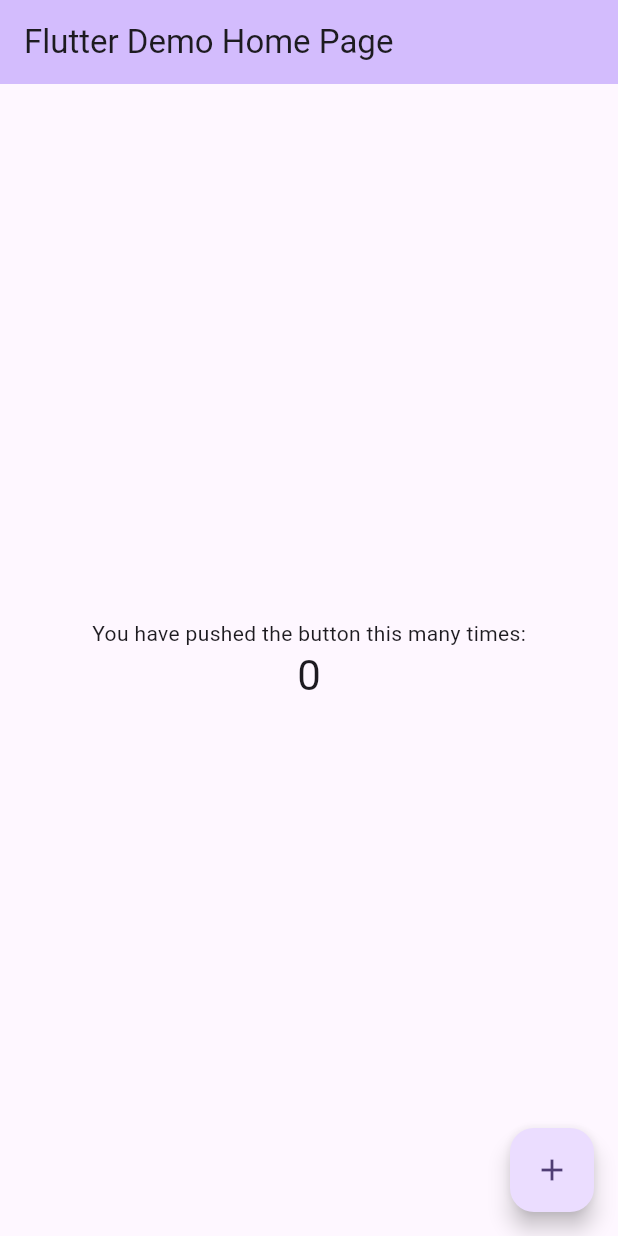
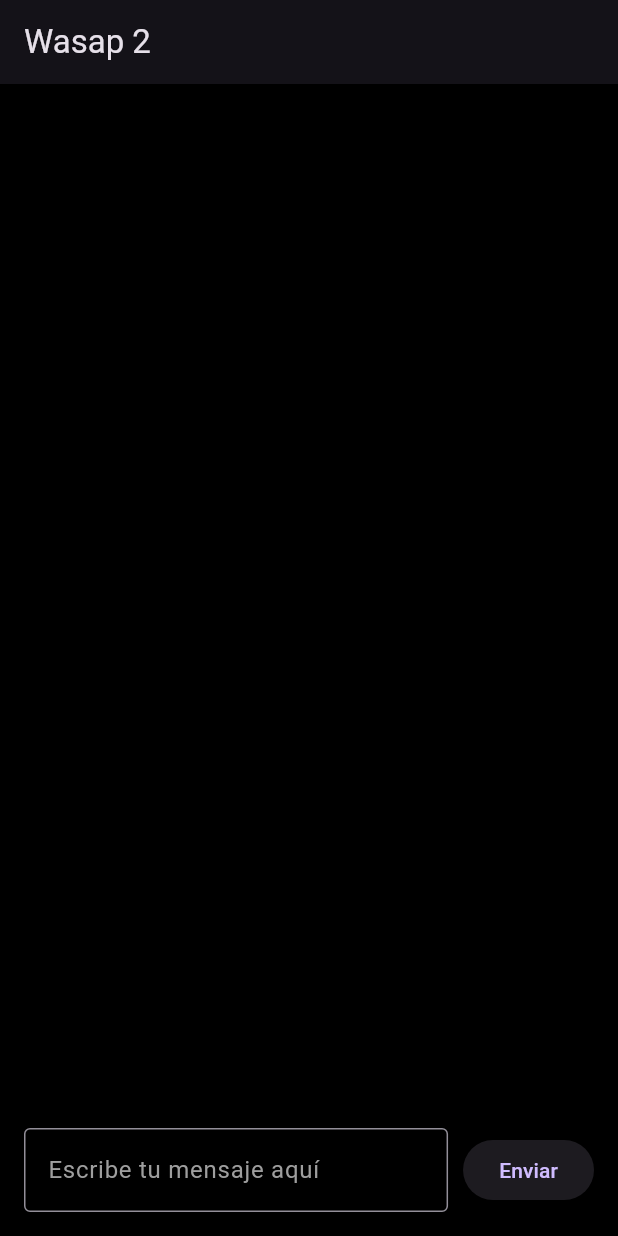
Before and after one commit to LuisChito/yes_no_app_4sa, a Flutter app: the screen it shows after launch, on a phone screen of 412 x 824 dp. Run offline on Flutter 3.47's test engine with Material 3 defaults, Android fonts, the phone set to English and light mode, and no system bars.

Commit message:
Initial commit

```diff
--- a/lib/main.dart
+++ b/lib/main.dart
@@ -1,125 +1,141 @@
+import 'dart:math';
 import 'package:flutter/material.dart';
+import 'package:http/http.dart' as http;
+import 'dart:convert';
 
 void main() {
-  runApp(const MyApp());
+  runApp(MyApp());
 }
 
 class MyApp extends StatelessWidget {
-  const MyApp({super.key});
-
-  // This widget is the root of your application.
   @override
   Widget build(BuildContext context) {
     return MaterialApp(
-      title: 'Flutter Demo',
-      theme: ThemeData(
-        // This is the theme of your application.
-        //
-        // TRY THIS: Try running your application with "flutter run". You'll see
-        // the application has a purple toolbar. Then, without quitting the app,
-        // try changing the seedColor in the colorScheme below to Colors.green
-        // and then invoke "hot reload" (save your changes or press the "hot
-        // reload" button in a Flutter-supported IDE, or press "r" if you used
-        // the command line to start the app).
-        //
-        // Notice that the counter didn't reset back to zero; the application
-        // state is not lost during the reload. To reset the state, use hot
-        // restart instead.
-        //
-        // This works for code too, not just values: Most code changes can be
-        // tested with just a hot reload.
-        colorScheme: ColorScheme.fromSeed(seedColor: Colors.deepPurple),
-        useMaterial3: true,
-      ),
-      home: const MyHomePage(title: 'Flutter Demo Home Page'),
+      title: 'Chat Simple',
+      theme: ThemeData.dark(),  // Tema oscuro
+      debugShowCheckedModeBanner: false,  // Ocultar el banner "DEBUG"
+      home: MyHomePage(),
     );
   }
 }
 
 class MyHomePage extends StatefulWidget {
-  const MyHomePage({super.key, required this.title});
-
-  // This widget is the home page of your application. It is stateful, meaning
-  // that it has a State object (defined below) that contains fields that affect
-  // how it looks.
-
-  // This class is the configuration for the state. It holds the values (in this
-  // case the title) provided by the parent (in this case the App widget) and
-  // used by the build method of the State. Fields in a Widget subclass are
-  // always marked "final".
-
-  final String title;
-
   @override
-  State<MyHomePage> createState() => _MyHomePageState();
+  _MyHomePageState createState() => _MyHomePageState();
 }
 
 class _MyHomePageState extends State<MyHomePage> {
-  int _counter = 0;
+  TextEditingController _controller = TextEditingController();
+  List<Map<String, dynamic>> _messages = [];  // Lista para almacenar los mensajes y posibles imágenes
+  Random _random = Random();
 
-  void _incrementCounter() {
+  Future<void> _sendMessage() async {
+    String userMessage = _controller.text;
+
+    // Guardar el mensaje del usuario en la lista de mensajes
     setState(() {
-      // This call to setState tells the Flutter framework that something has
-      // changed in this State, which causes it to rerun the build method below
-      // so that the display can reflect the updated values. If we changed
-      // _counter without calling setState(), then the build method would not be
-      // called again, and so nothing would appear to happen.
-      _counter++;
+      _messages.add({'sender': 'user', 'message': userMessage});
+      _controller.clear();  // Limpiar el campo de texto después de enviar el mensaje
     });
+
+    // Decidir si forzar la respuesta a "maybe" 1 de cada 10 veces
+    bool forceMaybe = _random.nextInt(10) == 9;  // 1 de cada 10 veces será true
+    String apiUrl = forceMaybe
+        ? 'https://yesno.wtf/api?force=maybe'
+        : 'https://yesno.wtf/api';
+
+    // Realizar la petición a la API
+    var url = Uri.parse(apiUrl);
+    var response = await http.get(url);
+
+    if (response.statusCode == 200) {
+      var jsonResponse = json.decode(response.body);
+      String apiResponse = jsonResponse['answer'];  // Obtener la respuesta de la API
+      String gifUrl = jsonResponse['image'];  // Obtener el GIF de la API
+
+      // Guardar la respuesta de la API y el GIF en la lista de mensajes
+      setState(() {
+        _messages.add({'sender': 'api', 'message': apiResponse, 'image': gifUrl});
+      });
+    } else {
+      // En caso de error, mostrar un mensaje de error
+      setState(() {
+        _messages.add({'sender': 'api', 'message': 'Error al conectar con la API'});
+      });
+    }
   }
 
   @override
   Widget build(BuildContext context) {
-    // This method is rerun every time setState is called, for instance as done
-    // by the _incrementCounter method above.
-    //
-    // The Flutter framework has been optimized to make rerunning build methods
-    // fast, so that you can just rebuild anything that needs updating rather
-    // than having to individually change instances of widgets.
     return Scaffold(
+      backgroundColor: Colors.black,  // Fondo negro
       appBar: AppBar(
-        // TRY THIS: Try changing the color here to a specific color (to
-        // Colors.amber, perhaps?) and trigger a hot reload to see the AppBar
-        // change color while the other colors stay the same.
-        backgroundColor: Theme.of(context).colorScheme.inversePrimary,
-        // Here we take the value from the MyHomePage object that was created by
-        // the App.build method, and use it to set our appbar title.
-        title: Text(widget.title),
+        title: Text("Wasap 2 "),
       ),
-      body: Center(
-        // Center is a layout widget. It takes a single child and positions it
-        // in the middle of the parent.
-        child: Column(
-          // Column is also a layout widget. It takes a list of children and
-          // arranges them vertically. By default, it sizes itself to fit its
-          // children horizontally, and tries to be as tall as its parent.
-          //
-          // Column has various properties to control how it sizes itself and
-          // how it positions its children. Here we use mainAxisAlignment to
-          // center the children vertically; the main axis here is the vertical
-          // axis because Columns are vertical (the cross axis would be
-          // horizontal).
-          //
-          // TRY THIS: Invoke "debug painting" (choose the "Toggle Debug Paint"
-          // action in the IDE, or press "p" in the console), to see the
-          // wireframe for each widget.
-          mainAxisAlignment: MainAxisAlignment.center,
-          children: <Widget>[
-            const Text(
-              'You have pushed the button this many times:',
+      body: Column(
+        children: [
+          Expanded(
+            child: ListView.builder(
+              reverse: true,  // Para que el mensaje más reciente aparezca abajo
+              itemCount: _messages.length,
+              itemBuilder: (context, index) {
+                final message = _messages[_messages.length - 1 - index];  // Mostrar mensajes en orden inverso
+                return Column(
+                  crossAxisAlignment: message['sender'] == 'user' ? CrossAxisAlignment.end : CrossAxisAlignment.start,
+                  children: [
+                    Container(
+                      padding: EdgeInsets.symmetric(vertical: 5, horizontal: 10),
+                      child: Container(
+                        padding: EdgeInsets.all(10),
+                        decoration: BoxDecoration(
+                          color: message['sender'] == 'user' ? Colors.blueAccent : Colors.greenAccent,
+                          borderRadius: BorderRadius.circular(10),
+                        ),
+                        child: Text(
+                          message['message']!,
+                          style: TextStyle(color: Colors.black),
+                        ),
+                      ),
+                    ),
+                    if (message['image'] != null)  // Mostrar el GIF si está disponible
+                      Padding(
+                        padding: const EdgeInsets.symmetric(horizontal: 10),
+                        child: Image.network(
+                          message['image'],
+                          width: 150,
+                          height: 150,
+                        ),
+                      ),
+                  ],
+                );
+              },
             ),
-            Text(
-              '$_counter',
-              style: Theme.of(context).textTheme.headlineMedium,
+          ),
+          Padding(
+            padding: const EdgeInsets.all(16.0),
+            child: Row(
+              children: [
+                Expanded(
+                  child: TextField(
+                    controller: _controller,
+                    style: TextStyle(color: Colors.white),  // Texto en blanco
+                    decoration: InputDecoration(
+                      hintText: "Escribe tu mensaje aquí",
+                      hintStyle: TextStyle(color: Colors.grey),  // Placeholder en gris
+                      border: OutlineInputBorder(),
+                    ),
+                  ),
+                ),
+                SizedBox(width: 10),
+                ElevatedButton(
+                  onPressed: _sendMessage,
+                  child: Text("Enviar"),
+                ),
+              ],
             ),
-          ],
-        ),
+          ),
+        ],
       ),
-      floatingActionButton: FloatingActionButton(
-        onPressed: _incrementCounter,
-        tooltip: 'Increment',
-        child: const Icon(Icons.add),
-      ), // This trailing comma makes auto-formatting nicer for build methods.
     );
   }
 }
```
